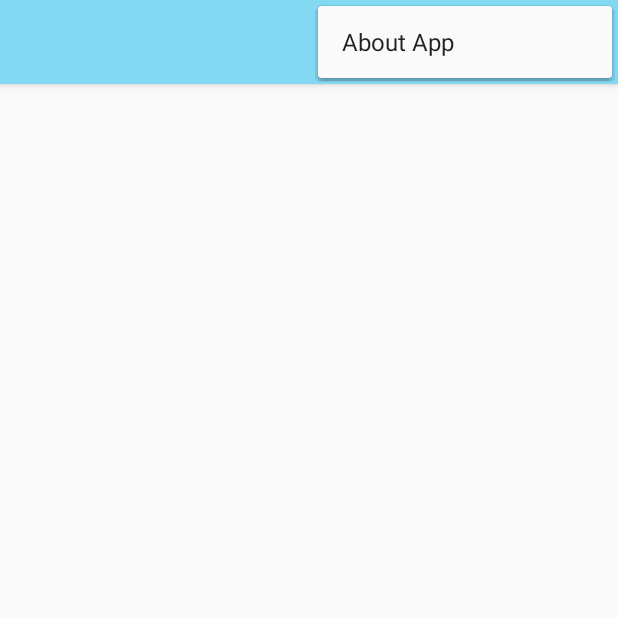
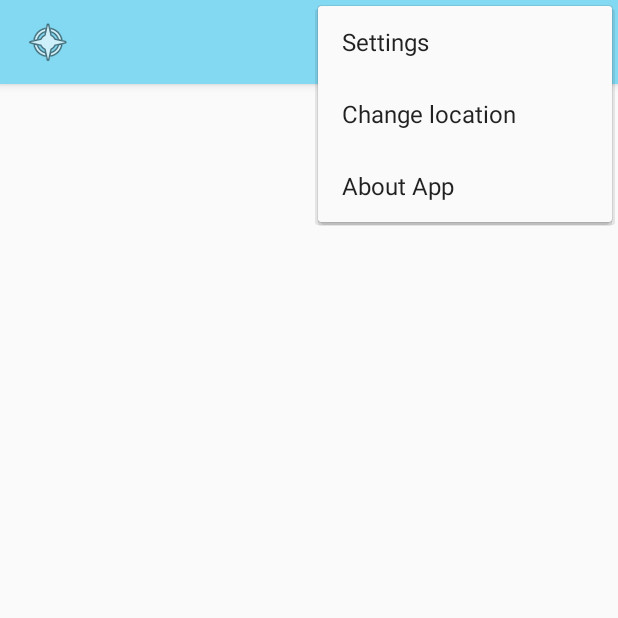
Before and after one commit to IrinaKolobova/WeatherApp, an Android app: the screen it shows after launch (MainActivity), with the options menu open, on a phone screen of 412 x 824 dp, the top half of it. Run offline under Robolectric (Android 15) with nearby library versions, the phone set to English and light mode, and no system bars; our stand-ins replace Picasso; pictures from the network do not load; 1 statement that could not run was skipped.

Commit message:
Create settings dialog and adjust menu

```diff
--- a/app/src/main/java/com/ivk/weatherapp/MainActivity.kt
+++ b/app/src/main/java/com/ivk/weatherapp/MainActivity.kt
@@ -62,6 +62,11 @@ class MainActivity : AppCompatActivity(), GetRawData.OnDownloadComplete,
         setContentView(R.layout.activity_main)
         setSupportActionBar(toolbar)
         supportActionBar?.setDisplayShowTitleEnabled(false)
+//        // making toolbar navigation button
+//        supportActionBar?.setDisplayHomeAsUpEnabled(true)
+//        // replace arrow icon with custom icon
+//        toolbar.setNavigationIcon(R.drawable.outline_more_horiz_white_24)
+
         units = getString(R.string.imperial)
         locationName = getString(R.string.location_unavailable)
 
@@ -293,14 +298,8 @@ class MainActivity : AppCompatActivity(), GetRawData.OnDownloadComplete,
     }
 
     override fun onCreateOptionsMenu(menu: Menu): Boolean {
-        // Inflate the menu; this adds items to the action bar if it is present.
+        // Inflate the menu; this adds items to the action bar if it is present
         menuInflater.inflate(R.menu.menu_main, menu)
-//
-//        if (BuildConfig.DEBUG) {
-//            val generate = menu.findItem(R.id.menumain_generate)
-//            generate.isVisible = true
-//        }
-
         return true
     }
 
@@ -308,15 +307,14 @@ class MainActivity : AppCompatActivity(), GetRawData.OnDownloadComplete,
         // Handle action bar item clicks here. The action bar will
         // automatically handle clicks on the Home/Up button, so long
         // as you specify a parent activity in AndroidManifest.xml.
-        when (item.itemId) {
-            R.id.menumain_changeLocation -> {
-                val dialog = LocationChangeDialog()
-                //dialog.show(supportFragmentManager, null)
-            }
+        return when (item.itemId) {
             R.id.menumain_settings -> {
                 val dialog = SettingsDialog()
                 dialog.show(supportFragmentManager, null)
+                return true
             }
+            else -> super.onOptionsItemSelected(item)
+            // TODO: create about dialog
             //R.id.menumain_about -> showAboutDialog()
 //            android.R.id.home -> {
 //                Log.d(TAG, "onOptionsItemSelected: home button pressed")
@@ -332,7 +330,12 @@ class MainActivity : AppCompatActivity(), GetRawData.OnDownloadComplete,
 //                }
 //            }
         }
-        return super.onOptionsItemSelected(item)
+    }
+
+    fun changeLocation(view: View) {
+        // TODO: fill LocationChangeDialog class
+        val dialog = LocationChangeDialog()
+        //dialog.show(supportFragmentManager, null)
     }
 
 
--- a/app/src/main/java/com/ivk/weatherapp/SettingsDialog.kt
+++ b/app/src/main/java/com/ivk/weatherapp/SettingsDialog.kt
@@ -10,7 +10,7 @@ import androidx.preference.PreferenceManager.getDefaultSharedPreferences
 import kotlinx.android.synthetic.main.settings_dialog.*
 
 private const val TAG = "SettingsDialog"
-// TODO: add dialog to MainActivity
+
 const val SETTINGS_UNITS_IMPERIAL = "fahrenheit"
 const val SETTINGS_UNITS_METRIC = "celsius"
 
--- a/app/src/main/res/layout/activity_main.xml
+++ b/app/src/main/res/layout/activity_main.xml
@@ -1,9 +1,9 @@
 <?xml version="1.0" encoding="utf-8"?>
 <androidx.coordinatorlayout.widget.CoordinatorLayout xmlns:android="http://schemas.android.com/apk/res/android"
+    xmlns:app="http://schemas.android.com/apk/res-auto"
     xmlns:tools="http://schemas.android.com/tools"
     android:layout_width="match_parent"
     android:layout_height="match_parent"
-    xmlns:app="http://schemas.android.com/apk/res-auto"
     tools:context=".MainActivity">
 
     <com.google.android.material.appbar.AppBarLayout
@@ -15,9 +15,23 @@
             android:id="@+id/toolbar"
             android:layout_width="match_parent"
             android:layout_height="?attr/actionBarSize"
+            android:layout_gravity="start"
             android:background="?attr/colorPrimary"
-            android:layout_gravity="start"
             app:popupTheme="@style/AppTheme.PopupOverlay">
+
+            <LinearLayout
+                android:layout_width="match_parent"
+                android:layout_height="match_parent"
+                android:gravity="start|center_vertical">
+
+                <ImageView
+                    android:id="@+id/menumain_changeLocation"
+                    android:layout_width="wrap_content"
+                    android:layout_height="wrap_content"
+                    android:src="@android:drawable/ic_menu_compass"
+                    android:contentDescription="@string/location_icon"
+                    android:onClick="changeLocation"
+                    android:layout_marginEnd="8dp"/>
 
                 <TextView
                     android:id="@+id/locationName"
@@ -27,6 +41,8 @@
                     android:textStyle="bold"
                     tools:text="City" />
 
+            </LinearLayout>
+
         </androidx.appcompat.widget.Toolbar>
 
     </com.google.android.material.appbar.AppBarLayout>
--- a/app/src/main/res/layout/settings_dialog.xml
+++ b/app/src/main/res/layout/settings_dialog.xml
@@ -1,7 +1,6 @@
 <?xml version="1.0" encoding="utf-8"?>
 <androidx.constraintlayout.widget.ConstraintLayout xmlns:android="http://schemas.android.com/apk/res/android"
     xmlns:app="http://schemas.android.com/apk/res-auto"
-    xmlns:tools="http://schemas.android.com/tools"
     android:layout_width="match_parent"
     android:layout_height="wrap_content"
     android:padding="?attr/dialogPreferredPadding">
--- a/app/src/main/res/menu/menu_main.xml
+++ b/app/src/main/res/menu/menu_main.xml
@@ -3,20 +3,21 @@
     xmlns:tools="http://schemas.android.com/tools"
     tools:context="com.ivk.tasktimer.MainActivity">
 
-    <item
-        android:id="@+id/menumain_changeLocation"
-        android:icon="@android:drawable/ic_menu_mylocation"
-        android:title="@string/location_icon"
-        android:orderInCategory="1"
-        app:showAsAction="always"/>
 
     <item
         android:id="@+id/menumain_settings"
         android:icon="@android:drawable/ic_menu_preferences"
         android:title="@string/menumain_settings"
+        android:orderInCategory="1"
+        app:showAsAction="never"/>
+    <!-- android:icon="@drawable/ic_settings_white_24dp" -->
+
+    <item
+        android:id="@+id/menumain_changeLocation"
+        android:icon="@android:drawable/ic_menu_mylocation"
+        android:title="@string/menumain_changeLocation"
         android:orderInCategory="2"
-        app:showAsAction="ifRoom"/>
-    <!-- android:icon="@drawable/ic_settings_white_24dp" -->
+        app:showAsAction="never"/>
 
     <item
         android:id="@+id/menumain_about"
--- a/app/src/main/res/values/strings.xml
+++ b/app/src/main/res/values/strings.xml
@@ -20,7 +20,7 @@
     <string name="cancel">Cancel</string>
     <string name="settingsSelectUnitsTitle">Select units:</string>
     <string name="ok">OK</string>
-    <string name="location_unavailable">Please refresh the app</string>
+    <string name="location_unavailable">Please, refresh the app</string>
     <string name="enterLocation">Enter city and state or zip code:</string>
     <string name="enterLocationHint"><![CDATA[city&state or zip]]></string>
 
```
Also changed, not shown: app/src/main/res/drawable/outline_more_horiz_white_24.png (added). Lines whose indentation alone changed are shown as unchanged.
